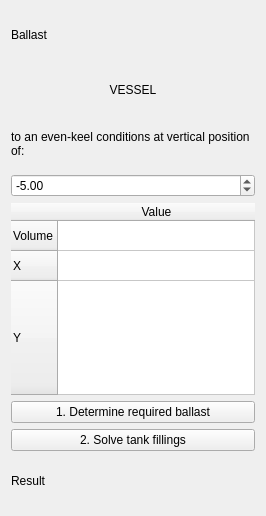
First picture: the form in gui2/widget_ballastsolver.ui, repository RubendeBruin/DAVE, before the edit.
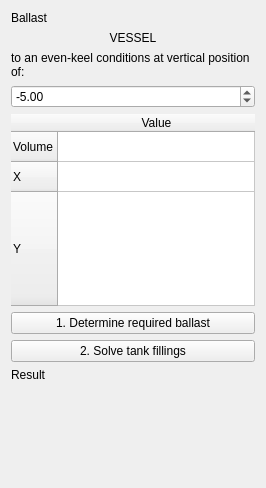
Second picture: the form after the edit.

What changed in the file:
```diff
--- a/gui2/widget_ballastsolver.ui
+++ b/gui2/widget_ballastsolver.ui
@@ -7,11 +7,11 @@
     <x>0</x>
     <y>0</y>
     <width>266</width>
-    <height>516</height>
+    <height>488</height>
    </rect>
   </property>
   <property name="sizePolicy">
-   <sizepolicy hsizetype="Preferred" vsizetype="Maximum">
+   <sizepolicy hsizetype="Preferred" vsizetype="Minimum">
     <horstretch>0</horstretch>
     <verstretch>0</verstretch>
    </sizepolicy>
@@ -135,6 +135,19 @@
      </property>
     </widget>
    </item>
+   <item>
+    <spacer name="verticalSpacer">
+     <property name="orientation">
+      <enum>Qt::Vertical</enum>
+     </property>
+     <property name="sizeHint" stdset="0">
+      <size>
+       <width>20</width>
+       <height>40</height>
+      </size>
+     </property>
+    </spacer>
+   </item>
   </layout>
  </widget>
  <resources/>
```
